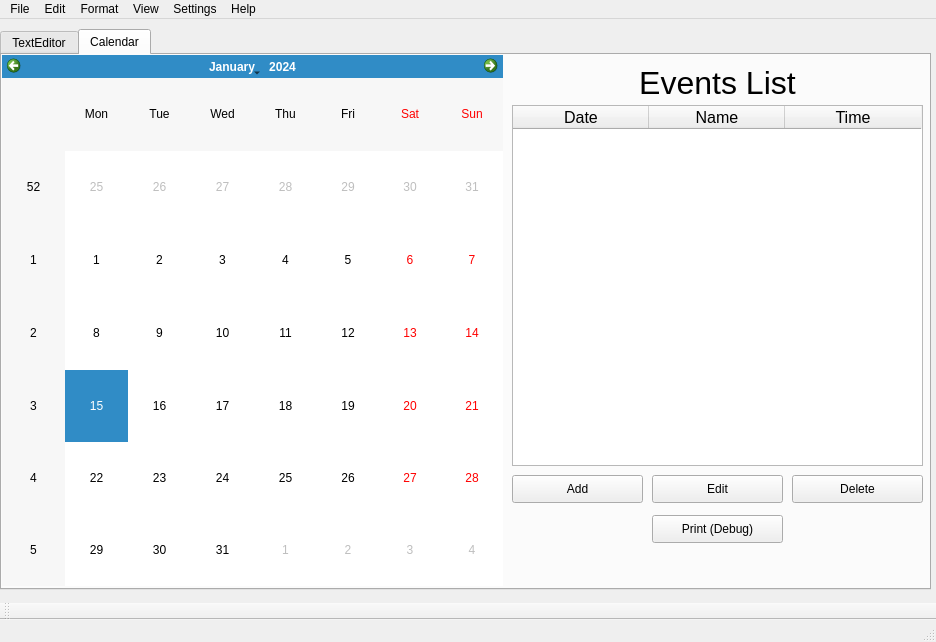
Old version of the form Qt Project Files/SpiralBound/mainwindow.ui in the repository ECU-CSCI-4230/SpiralBound.
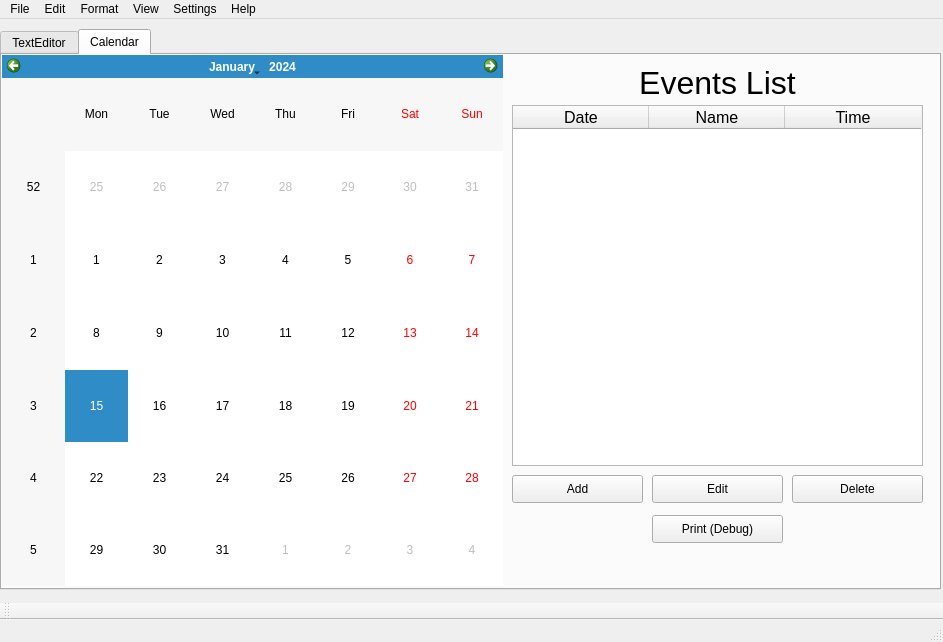
New version of the form. Icons and pictures are not drawn.

Commit message: Calendar add button works

The edit to the form file:
```diff
--- a/Qt Project Files/SpiralBound/mainwindow.ui
+++ b/Qt Project Files/SpiralBound/mainwindow.ui
@@ -6,7 +6,7 @@
    <rect>
     <x>0</x>
     <y>0</y>
-    <width>936</width>
+    <width>943</width>
     <height>642</height>
    </rect>
   </property>
@@ -26,7 +26,7 @@
      <rect>
       <x>0</x>
       <y>10</y>
-      <width>931</width>
+      <width>941</width>
       <height>561</height>
      </rect>
     </property>
@@ -191,7 +191,7 @@
     <rect>
      <x>0</x>
      <y>0</y>
-     <width>936</width>
+     <width>943</width>
      <height>22</height>
     </rect>
    </property>
```
Left out of the diff: 27 changed lines with no effect on the pictures. The commit also changes 4 other files.
